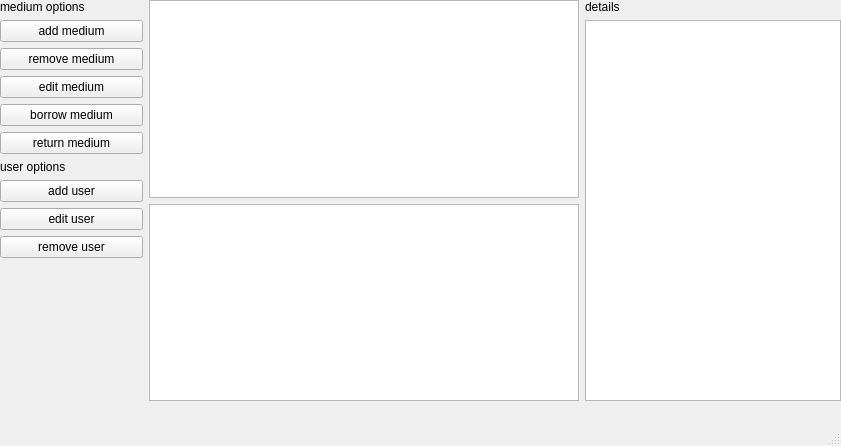
Before: the Qt Designer form mainwindow.ui in alexinatra2/prog2-beleg-qt, drawn with Qt 5.
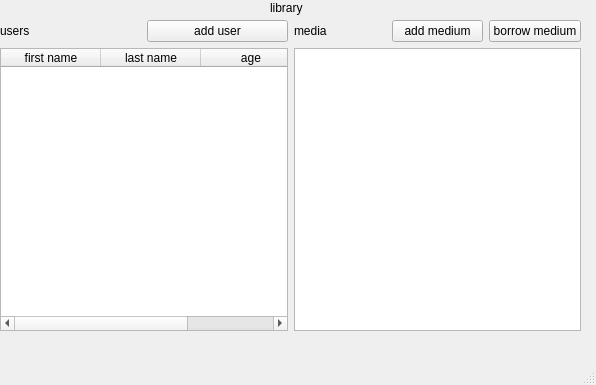
After: the same form once the commit is applied.

Commit message: ADD added working user add dialog

Diff of the .ui file:
```diff
--- a/mainwindow.ui
+++ b/mainwindow.ui
@@ -6,8 +6,8 @@
    <rect>
     <x>0</x>
     <y>0</y>
-    <width>841</width>
-    <height>446</height>
+    <width>596</width>
+    <height>385</height>
    </rect>
   </property>
   <property name="windowTitle">
@@ -18,128 +18,100 @@
     <property name="geometry">
      <rect>
       <x>0</x>
-      <y>0</y>
-      <width>841</width>
-      <height>401</height>
+      <y>20</y>
+      <width>581</width>
+      <height>311</height>
      </rect>
     </property>
-    <layout class="QHBoxLayout" name="horizontalLayout" stretch="1,3,0">
-     <property name="sizeConstraint">
-      <enum>QLayout::SetDefaultConstraint</enum>
-     </property>
+    <layout class="QHBoxLayout" name="horizontalLayout">
      <item>
       <layout class="QVBoxLayout" name="optionsPane">
        <item>
-        <widget class="QLabel" name="MediumOptions">
-         <property name="text">
-          <string>medium options</string>
-         </property>
-        </widget>
+        <layout class="QHBoxLayout" name="horizontalLayout_3">
+         <item>
+          <widget class="QLabel" name="userLabel">
+           <property name="text">
+            <string>users</string>
+           </property>
+          </widget>
+         </item>
+         <item>
+          <widget class="QPushButton" name="addUserButton">
+           <property name="text">
+            <string>add user</string>
+           </property>
+          </widget>
+         </item>
+        </layout>
        </item>
        <item>
-        <widget class="QPushButton" name="AddMedium">
-         <property name="text">
-          <string>add medium</string>
-         </property>
+        <widget class="QTableWidget" name="userTable">
+         <column>
+          <property name="text">
+           <string>first name</string>
+          </property>
+         </column>
+         <column>
+          <property name="text">
+           <string>last name</string>
+          </property>
+         </column>
+         <column>
+          <property name="text">
+           <string>age</string>
+          </property>
+         </column>
         </widget>
        </item>
-       <item>
-        <widget class="QPushButton" name="RemoveMedium">
-         <property name="text">
-          <string>remove medium</string>
-         </property>
-        </widget>
-       </item>
-       <item>
-        <widget class="QPushButton" name="EditMedium">
-         <property name="text">
-          <string>edit medium</string>
-         </property>
-        </widget>
-       </item>
-       <item>
-        <widget class="QPushButton" name="BorrowMedium">
-         <property name="text">
-          <string>borrow medium</string>
-         </property>
-        </widget>
-       </item>
-       <item>
-        <widget class="QPushButton" name="ReturnMedium">
-         <property name="text">
-          <string>return medium</string>
-         </property>
-        </widget>
-       </item>
-       <item>
-        <widget class="QLabel" name="UserOptions">
-         <property name="text">
-          <string>user options</string>
-         </property>
-        </widget>
-       </item>
-       <item>
-        <widget class="QPushButton" name="AddUser">
-         <property name="text">
-          <string>add user</string>
-         </property>
-        </widget>
-       </item>
-       <item>
-        <widget class="QPushButton" name="EditUser">
-         <property name="text">
-          <string>edit user</string>
-         </property>
-        </widget>
-       </item>
-       <item>
-        <widget class="QPushButton" name="RemoveUser">
-         <property name="text">
-          <string>remove user</string>
-         </property>
-        </widget>
-       </item>
-       <item>
-        <spacer name="verticalSpacer">
-         <property name="orientation">
-          <enum>Qt::Vertical</enum>
-         </property>
-         <property name="sizeHint" stdset="0">
-          <size>
-           <width>20</width>
-           <height>40</height>
-          </size>
-         </property>
-        </spacer>
-       </item>
       </layout>
      </item>
      <item>
       <layout class="QVBoxLayout" name="dataPane">
        <item>
-        <widget class="QTableWidget" name="MediumTable"/>
+        <layout class="QHBoxLayout" name="horizontalLayout_2">
+         <item>
+          <widget class="QLabel" name="mediumLabel">
+           <property name="text">
+            <string>media</string>
+           </property>
+          </widget>
+         </item>
+         <item>
+          <widget class="QPushButton" name="addMediumButton">
+           <property name="text">
+            <string>add medium</string>
+           </property>
+          </widget>
+         </item>
+         <item>
+          <widget class="QPushButton" name="borrowMediumButton">
+           <property name="text">
+            <string>borrow medium</string>
+           </property>
+          </widget>
+         </item>
+        </layout>
        </item>
        <item>
-        <widget class="QTableWidget" name="UserTable"/>
-       </item>
-      </layout>
-     </item>
-     <item>
-      <layout class="QVBoxLayout" name="detailsPane">
-       <item>
-        <widget class="QLabel" name="label">
-         <property name="text">
-          <string>details</string>
-         </property>
-        </widget>
-       </item>
-       <item>
-        <widget class="QTextEdit" name="Details"/>
+        <widget class="QTableWidget" name="mediumTable"/>
        </item>
       </layout>
      </item>
     </layout>
    </widget>
+   <widget class="QLabel" name="titleLabel">
+    <property name="geometry">
+     <rect>
+      <x>270</x>
+      <y>0</y>
+      <width>49</width>
+      <height>16</height>
+     </rect>
+    </property>
+    <property name="text">
+     <string>library</string>
+    </property>
+   </widget>
   </widget>
   <widget class="QMenuBar" name="menubar">
    <property name="geometry">
```
Left out of the diff: 6 changed lines with no effect on the pictures. The commit also changes 10 other files.
